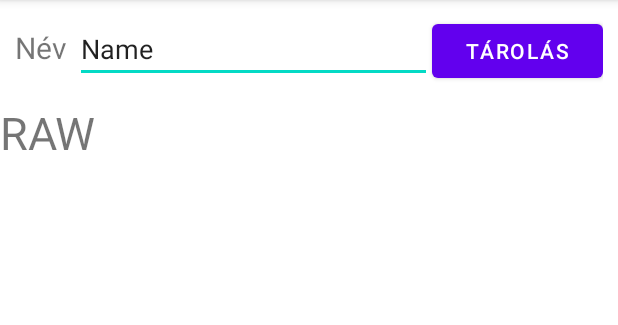
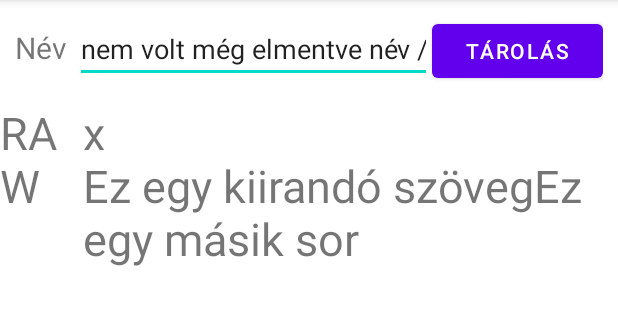
Before and after one commit to adombence/mobilalkalmazas, an Android app: the screen it shows after launch (MainActivity), after a tap on "TÁROLÁS", on a phone screen of 412 x 824 dp, the part 84-409 px from its top. Run offline under Robolectric (Android 15) with nearby library versions, the phone set to English and light mode, and no system bars.

Commit message:
Update MainActivity.java

```diff
--- a/AdatokTrolsa/app/src/main/java/hu/adombence/adatoktrolsa/MainActivity.java
+++ b/AdatokTrolsa/app/src/main/java/hu/adombence/adatoktrolsa/MainActivity.java
@@ -5,10 +5,20 @@ import androidx.appcompat.app.AppCompatActivity;
 import android.content.Context;
 import android.content.SharedPreferences;
 import android.os.Bundle;
+import android.util.Log;
 import android.view.View;
 import android.widget.Button;
 import android.widget.EditText;
 import android.widget.TextView;
+
+import java.io.BufferedReader;
+import java.io.File;
+import java.io.FileInputStream;
+import java.io.FileNotFoundException;
+import java.io.FileOutputStream;
+import java.io.IOException;
+import java.io.InputStream;
+import java.io.InputStreamReader;
 
 public class MainActivity extends AppCompatActivity {
 
@@ -26,19 +36,70 @@ public class MainActivity extends AppCompatActivity {
         tv_tartalom = this.findViewById(R.id.textView_tartalom);
         bt_tarol = this.findViewById(R.id.button_tarol);
 
+        SharedPreferences sp = getSharedPreferences("adatok", Context.MODE_PRIVATE);
+        String beolvasotNev = sp.getString("nev", "nem volt még elmentve név");
+        darab = sp.getInt("darab", 0);
+
+        et_nev.setText(beolvasotNev + " / " + darab);
 
         bt_tarol.setOnClickListener(new View.OnClickListener() {
             @Override
             public void onClick(View view) {
                 String seged = et_nev.getText().toString();
-                SharedPreferences sp = getSharedPreferences("adatok", Context.MODE_PRIVATE);
                 SharedPreferences.Editor ed = sp.edit();
                 ed.putString("nev", seged);
-                ed.putInt("darab", darab++);
+                darab++;
+                ed.putInt("darab", darab);
                 ed.commit();
             }
         });
 
+        try {
+
+            InputStream be = getResources().openRawResource(R.raw.eloregyartot);
+            BufferedReader beolvaso = new BufferedReader(new InputStreamReader(be));
+            String sor = "";
+            StringBuilder sb = new StringBuilder();
+
+            while ((sor = beolvaso.readLine()) != null) {
+                sb.append(sor);
+            }
+
+            beolvaso.close();
+            tv_tartalom.setText(sb.toString());
+
+
+            File f = getFilesDir();
+            Log.d("sajat", f.getAbsolutePath());
+
+
+            FileOutputStream ki;
+            ki = openFileOutput("kiirt.txt", Context.MODE_PRIVATE);
+            ki.write("Ez egy kiirandó szöveg".getBytes());
+            ki.write("Ez egy másik sor".getBytes());
+            ki.flush();
+            ki.close();
+
+            FileInputStream bebe;
+            bebe = openFileInput("kiirt.txt");
+            beolvaso = new BufferedReader(new InputStreamReader(bebe));
+            sor = "";
+            sb = new StringBuilder();
+
+            while ((sor = beolvaso.readLine()) != null) {
+                sb.append(sor + "\n");
+            }
+            beolvaso.close();
+
+            String eredeti = tv_tartalom.getText().toString();
+            tv_tartalom.setText(eredeti + "\n" + sb.toString());
+
+        } catch (FileNotFoundException e) {
+            e.printStackTrace();
+        } catch (IOException e) {
+            e.printStackTrace();
+        }
+
 
     }
 }
```
